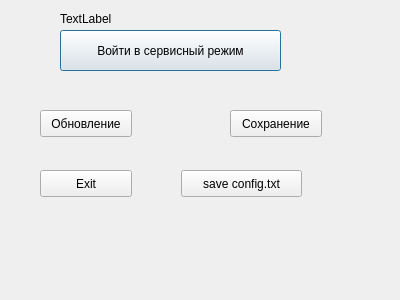
First picture: the form in dialogService.ui, repository RW9UAO/nsk-v3, before the edit.
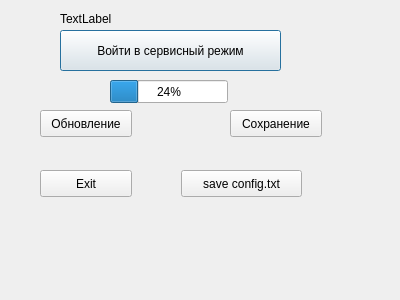
Second picture: the form after the edit.

Commit message: сохранение конфигурации на УСБ флэшку

What changed in the file:
```diff
--- a/dialogService.ui
+++ b/dialogService.ui
@@ -91,6 +91,19 @@
     <string>save config.txt</string>
    </property>
   </widget>
+  <widget class="QProgressBar" name="progressBar">
+   <property name="geometry">
+    <rect>
+     <x>110</x>
+     <y>80</y>
+     <width>118</width>
+     <height>23</height>
+    </rect>
+   </property>
+   <property name="value">
+    <number>24</number>
+   </property>
+  </widget>
  </widget>
  <resources/>
  <connections/>
```
The commit also changes 2 other files.
